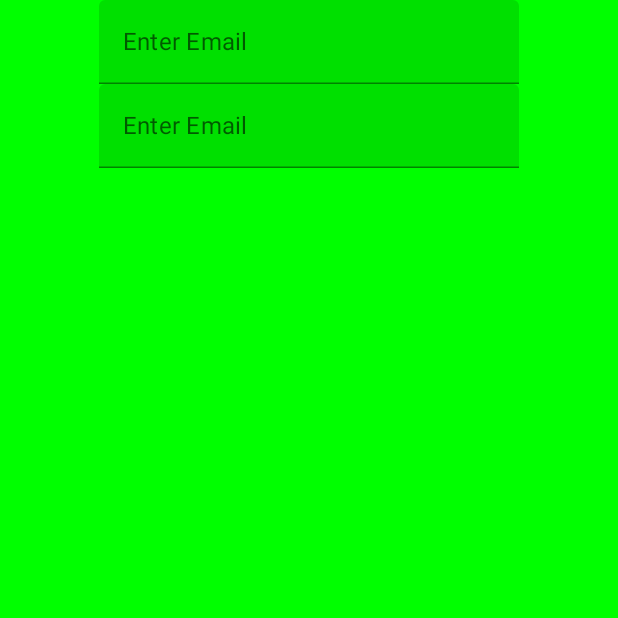
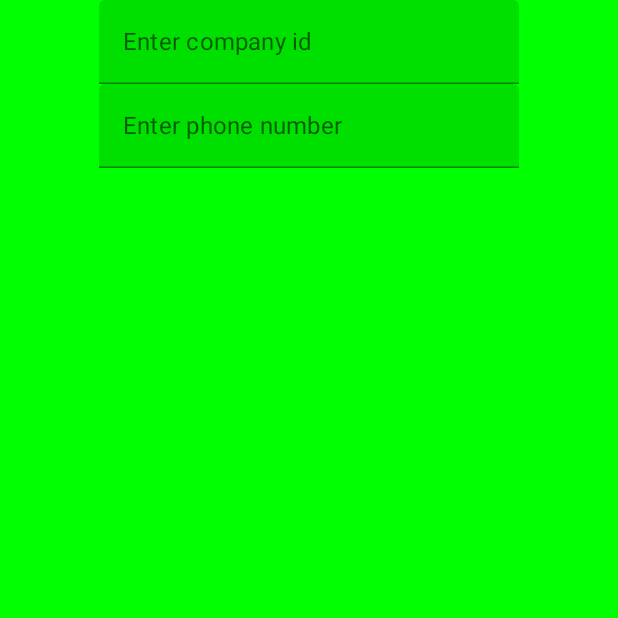
Before and after one commit to mejdi14/Classic-Art-Meets-Compose, an Android app built with Jetpack Compose: the screen it shows after launch (MainActivity), on a phone screen of 412 x 824 dp, the top half of it. Run offline under Robolectric (Android 15) with nearby library versions, the phone set to English and light mode, and no system bars.

Commit message:
just chenged the hint but still not working

```diff
--- a/app/src/main/java/com/example/studio_ghibli_meets_compose/MainActivity.kt
+++ b/app/src/main/java/com/example/studio_ghibli_meets_compose/MainActivity.kt
@@ -29,8 +29,8 @@ class MainActivity : ComponentActivity() {
                         horizontalAlignment = Alignment.CenterHorizontally,
                         modifier = Modifier.background(color = Color.Green),
                     ) {
-                        TextField(value = "", onValueChange = {}, placeholder = { Text("Enter Email") })
-                        TextField(value = "", onValueChange = {}, placeholder = { Text("Enter Email") })
+                        TextField(value = "", onValueChange = {}, placeholder = { Text("Enter company id") })
+                        TextField(value = "", onValueChange = {}, placeholder = { Text("Enter phone number") })
                     }
                 }
             }
```
